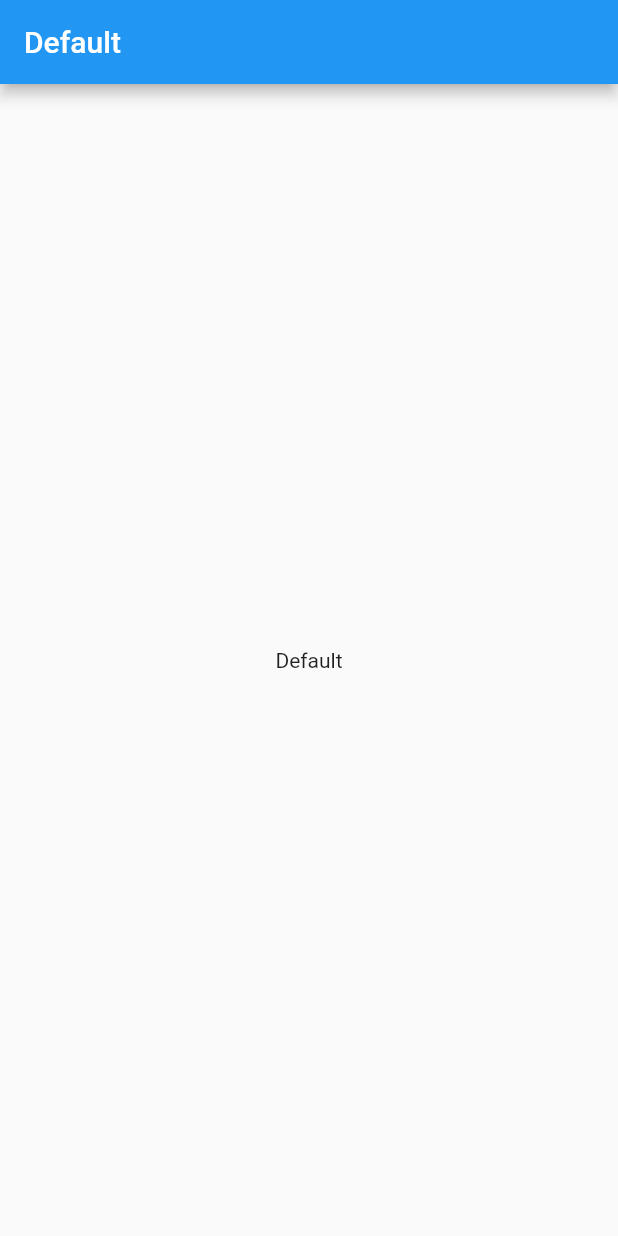
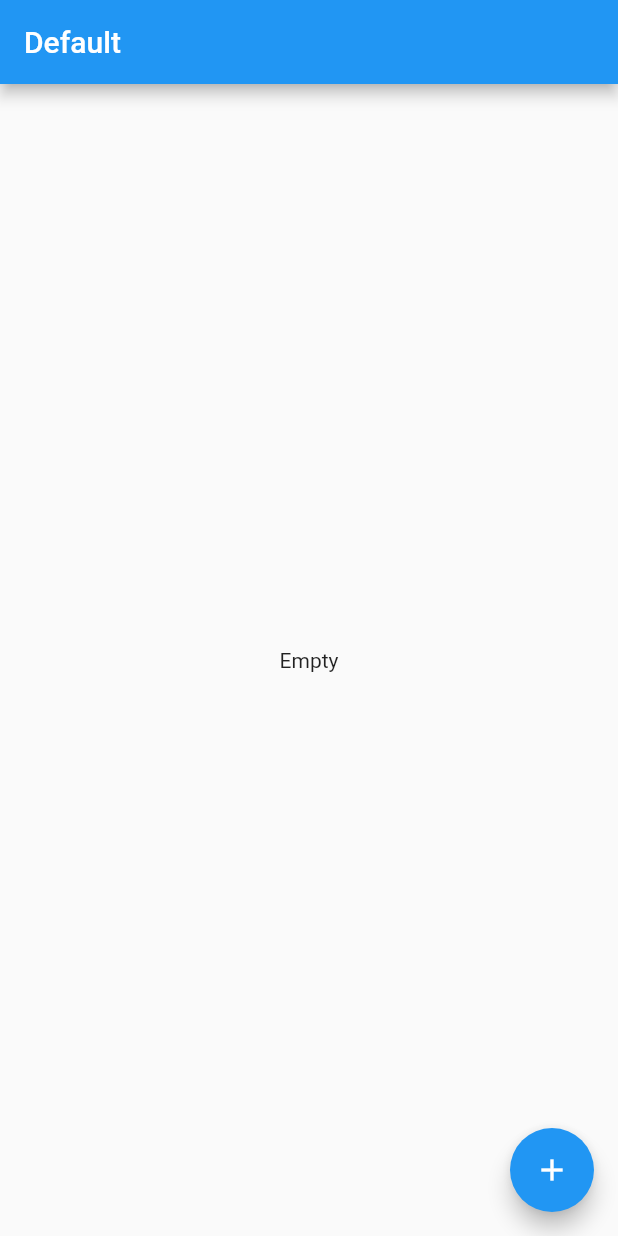
Before and after one commit to tranlinh265/fb_mess_app, a Flutter app: the screen it shows after launch, on a phone screen of 412 x 824 dp. Run offline on Flutter 3.47's test engine with Material 2 defaults, Android fonts, the phone set to English and light mode, and no system bars; our stand-ins replace bloc, equatable, flutter_bloc.

Commit message:
impl event and states in tabchat

```diff
--- /dev/null
+++ b/lib/bloc/chat_bloc.dart
@@ -0,0 +1,31 @@
+import 'dart:async';
+import 'package:bloc/bloc.dart';
+import 'package:fb_mess_app/model/user.dart';
+import 'package:fb_mess_app/repositories/user_repository.dart';
+import './bloc.dart';
+import 'package:meta/meta.dart';
+
+class ChatBloc extends Bloc<ChatEvent, ChatState> {
+  final UserRepository userRepository;
+
+  ChatBloc({@required this.userRepository}) : assert(userRepository != null);
+
+  @override
+  ChatState get initialState => ChatsEmpty();
+
+  @override
+  Stream<ChatState> mapEventToState(
+    ChatEvent event,
+  ) async* {
+    if (event is FetchChats) {
+      yield ChatsLoading();
+
+      try {
+        final List<User> chatlist = await userRepository.getChatList();
+        yield ChatsLoaded(chatList: chatlist);
+      } catch (_) {
+        yield ChatsLoadError();
+      }
+    }
+  }
+}
--- /dev/null
+++ b/lib/bloc/chat_event.dart
@@ -0,0 +1,10 @@
+import 'package:equatable/equatable.dart';
+
+abstract class ChatEvent extends Equatable {
+  const ChatEvent();
+}
+
+class FetchChats extends ChatEvent {
+  @override
+  List<Object> get props => [];
+}
--- /dev/null
+++ b/lib/bloc/chat_state.dart
@@ -0,0 +1,25 @@
+import 'package:equatable/equatable.dart';
+import 'package:fb_mess_app/model/models.dart';
+import "package:meta/meta.dart";
+
+abstract class ChatState extends Equatable {
+  const ChatState();
+
+  @override
+  List<Object> get props => null;
+}
+
+class ChatsEmpty extends ChatState {}
+
+class ChatsLoading extends ChatState {}
+
+class ChatsLoaded extends ChatState {
+  final List<User> chatList;
+
+  const ChatsLoaded({@required this.chatList}) : assert(chatList != null);
+
+  @override
+  List<Object> get props => [chatList];
+}
+
+class ChatsLoadError extends ChatState {}
--- a/lib/main.dart
+++ b/lib/main.dart
@@ -1,9 +1,32 @@
+import 'package:fb_mess_app/bloc/bloc.dart';
+import 'package:fb_mess_app/repositories/repositories.dart';
 import 'package:fb_mess_app/view/tabchat.dart';
 import 'package:flutter/material.dart';
+import 'package:bloc/bloc.dart';
+import 'package:flutter_bloc/flutter_bloc.dart';
+import 'package:http/http.dart' as http;
+import 'package:meta/meta.dart';
 
-void main() => runApp(MyApp());
+void main() {
+  BlocSupervisor.delegate = AppBlocDelegate();
+
+  final UserRepository userRepository = UserRepository(
+    userApiClient: UserApiClient(
+      httpClient: http.Client(),
+    ),
+  );
+  runApp(MyApp(
+    userRepository: userRepository,
+  ));
+}
 
 class MyApp extends StatelessWidget {
+  final UserRepository userRepository;
+
+  MyApp({Key key, @required this.userRepository})
+      : assert(userRepository != null),
+        super(key: key);
+
   @override
   Widget build(BuildContext context) {
     return MaterialApp(
@@ -11,7 +34,10 @@ class MyApp extends StatelessWidget {
       theme: ThemeData(
         primarySwatch: Colors.blue,
       ),
-      home: TabChatWidget(),
+      home: BlocProvider(
+        builder: (context) => ChatBloc(userRepository: this.userRepository),
+        child: TabChatWidget(),
+      ),
     );
   }
 }
--- a/lib/model/user.dart
+++ b/lib/model/user.dart
@@ -1,9 +1,9 @@
 import 'package:equatable/equatable.dart';
 
 class User extends Equatable {
-  var name;
-  var avatar;
-  var message;
+  final name;
+  final avatar;
+  final message;
 
   User({this.name, this.avatar, this.message});
 
--- a/lib/repositories/user_api_client.dart
+++ b/lib/repositories/user_api_client.dart
@@ -11,7 +11,7 @@ class UserApiClient {
   UserApiClient({@required this.httpClient}) : assert(httpClient != null);
 
   Future<List<User>> fetchChatList() async {
-    final chatListUrl = "$baseUrl/api/get/cezgOWivOq?indent=2";
+    final chatListUrl = "$baseUrl/api/json/get/cezgOWivOq?indent=2";
 
     final chatListResponse = await this.httpClient.get(chatListUrl);
 
@@ -19,6 +19,8 @@ class UserApiClient {
       throw Exception('Error when getting user list');
     }
 
-    return jsonDecode(chatListResponse.body) as List<User>;
+    final data = json.decode(chatListResponse.body) as List;
+
+    return data.map((raw) => User.fromJson(raw)).toList();
   }
 }
--- a/lib/view/tabchat.dart
+++ b/lib/view/tabchat.dart
@@ -1,5 +1,7 @@
+import 'package:fb_mess_app/bloc/bloc.dart';
 import 'package:flutter/cupertino.dart';
 import 'package:flutter/material.dart';
+import 'package:flutter_bloc/flutter_bloc.dart';
 
 class TabChatWidget extends StatefulWidget {
   @override
@@ -14,7 +16,30 @@ class _TabChatWidgetState extends State<TabChatWidget> {
         title: Text("Default"),
       ),
       body: Center(
-        child: Text("Default"),
+        child: BlocBuilder<ChatBloc, ChatState>(
+          builder: (context, state) {
+            if (state is ChatsEmpty) {
+              return Text("Empty");
+            }
+            if (state is ChatsLoading) {
+              return Text("Loading");
+            }
+            if (state is ChatsLoaded) {
+              print(state.chatList);
+              return Text("Loaded");
+            }
+            if (state is ChatsLoadError) {
+              return Text('error');
+            }
+            return Text("default");
+          },
+        ),
+      ),
+      floatingActionButton: FloatingActionButton(
+        child: Icon(Icons.add),
+        onPressed: () {
+          BlocProvider.of<ChatBloc>(context).add(FetchChats());
+        },
       ),
     );
   }
```
Also changed, not shown: lib/bloc/bloc.dart (added, +26 -0 lines).
